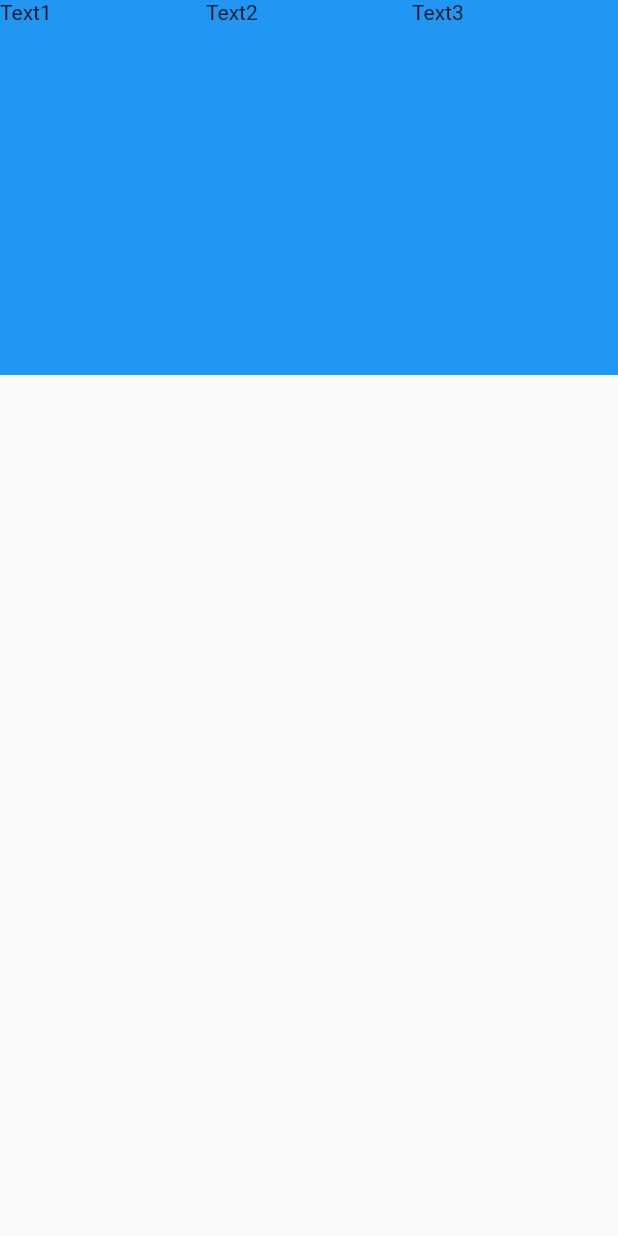
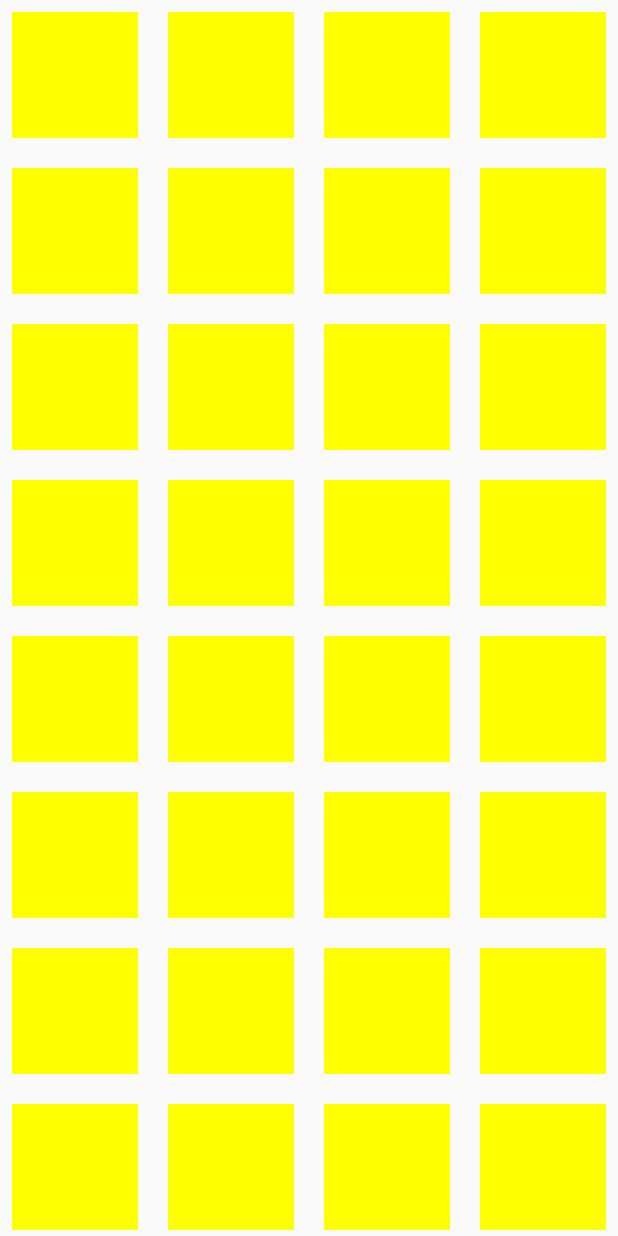
Before and after one commit to Darkethic06/Flutter-2022, a Flutter app: the screen it shows after launch, on a phone screen of 412 x 824 dp. Run offline on Flutter 3.47's test engine with Material 2 defaults, Android fonts, the phone set to English and light mode, and no system bars; our stand-ins replace carousel_slider.

Commit message:
Added Code of class 11.05.2022

```diff
--- a/lib/main.dart
+++ b/lib/main.dart
@@ -1,5 +1,7 @@
+import 'package:app1/views/gridpage.dart';
 import 'package:app1/views/homepage.dart';
 import 'package:app1/views/list.dart';
+import 'package:app1/views/timeline.dart';
 import 'package:flutter/material.dart';
 
 void main() {
@@ -17,7 +19,7 @@ class MyApp extends StatelessWidget {
       theme: ThemeData(
         primarySwatch: Colors.blue,
       ),
-      home: const AppList(),
+      home: const MyGrid(),
       debugShowCheckedModeBanner: false,
     );
   }
--- /dev/null
+++ b/lib/views/gridpage.dart
@@ -0,0 +1,119 @@
+import 'package:flutter/material.dart';
+
+class MyGrid extends StatefulWidget {
+  const MyGrid({Key? key}) : super(key: key);
+
+  @override
+  State<MyGrid> createState() => _MyGridState();
+}
+final List circles = [
+  "Circle 1",
+  "Circle 2",
+  "Circle 3",
+  "Circle 4"
+  "Circle 5"
+];
+class _MyGridState extends State<MyGrid> {
+  @override
+  Widget build(BuildContext context) {
+    return Scaffold(
+      body: SafeArea(
+
+      //     child: GridView.count(
+      //   crossAxisCount: 2,
+      //   physics: BouncingScrollPhysics(
+      //   ),
+      //   children: [
+      //     Padding(
+      //       padding: const EdgeInsets.all(8.0),
+      //       child: Container(
+      //         height: 150,
+      //         decoration: BoxDecoration(color: Colors.yellowAccent),
+      //       ),
+      //     ),
+      //     Padding(
+      //       padding: const EdgeInsets.all(8.0),
+      //       child: Container(
+      //         height: 150,
+      //         decoration: BoxDecoration(color: Colors.yellowAccent),
+      //       ),
+      //     ),
+      //     Padding(
+      //       padding: const EdgeInsets.all(8.0),
+      //       child: Container(
+      //         height: 150,
+      //         decoration: BoxDecoration(color: Colors.yellowAccent),
+      //       ),
+      //     ),
+      //     Padding(
+      //       padding: const EdgeInsets.all(8.0),
+      //       child: Container(
+      //         height: 150,
+      //         decoration: BoxDecoration(color: Colors.yellowAccent),
+      //       ),
+      //     ),
+      //     Padding(
+      //       padding: const EdgeInsets.all(8.0),
+      //       child: Container(
+      //         height: 150,
+      //         decoration: BoxDecoration(color: Colors.yellowAccent),
+      //       ),
+      //     ),
+      //     Padding(
+      //       padding: const EdgeInsets.all(8.0),
+      //       child: Container(
+      //         height: 150,
+      //         decoration: BoxDecoration(color: Colors.yellowAccent),
+      //       ),
+      //     ),
+      //     Padding(
+      //       padding: const EdgeInsets.all(8.0),
+      //       child: Container(
+      //         height: 150,
+      //         decoration: BoxDecoration(color: Colors.yellowAccent),
+      //       ),
+      //     ),
+      //     Padding(
+      //       padding: const EdgeInsets.all(8.0),
+      //       child: Container(
+      //         height: 150,
+      //         decoration: BoxDecoration(color: Colors.yellowAccent),
+      //       ),
+      //     ),
+      //     Padding(
+      //       padding: const EdgeInsets.all(8.0),
+      //       child: Container(
+      //         height: 150,
+      //         decoration: BoxDecoration(color: Colors.yellowAccent),
+      //       ),
+      //     ),
+      //     Padding(
+      //       padding: const EdgeInsets.all(8.0),
+      //       child: Container(
+      //         height: 150,
+      //         decoration: BoxDecoration(color: Colors.yellowAccent),
+      //       ),
+      //     )
+      //   ],
+      // )),
+    child: GridView.builder(
+gridDelegate:SliverGridDelegateWithFixedCrossAxisCount(
+                  crossAxisCount: 4,
+                  crossAxisSpacing: 4.0,
+                  mainAxisSpacing: 4.0
+              ),
+              itemBuilder: (context, index) {
+                    return Padding(
+            padding: const EdgeInsets.all(8.0),
+            child: Container(
+              height: 150,
+              decoration: BoxDecoration(color: Colors.yellowAccent),
+            ),
+          );
+                  },
+                )),
+
+    );
+
+  }
+}
--- a/lib/views/homepage.dart
+++ b/lib/views/homepage.dart
@@ -67,6 +67,10 @@ class _HomePageState extends State<HomePage> {
                             Padding(
                               padding: const EdgeInsets.all(8.0),
                               child: Text("Device Id:"),
+                            ),
+                            Padding(
+                              padding: const EdgeInsets.all(8.0),
+                              child: Text("Device Id:"),
                             )
                           ],
                         ),
--- a/pubspec.yaml
+++ b/pubspec.yaml
@@ -61,6 +61,7 @@ flutter:
   # To add assets to your application, add an assets section, like this:
   assets:
     - assets/
+    - assets/gift.jpg
     # - images/a_dot_ham.jpeg
 
   # An image asset can refer to one or more resolution-specific "variants", see
```
Also changed, not shown: lib/component/circle.dart (added, +21 -0 lines), lib/views/timeline.dart (added, +80 -0 lines), assets/gift.jpg (added).
